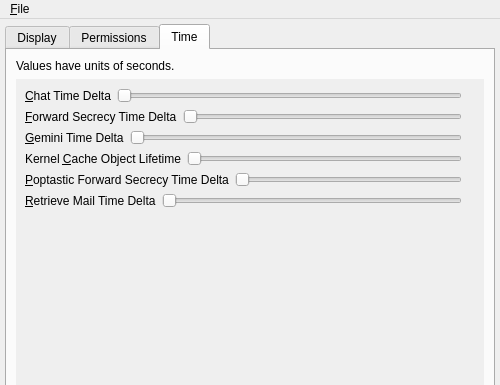
The window that branches/trunk/GoldBug-UI/options.ui (textbrowser/spot-on) describes before a commit, drawn with Qt 5; both pictures show x 0 to 500 and y 0 to 385 of the 500 by 610 pixel window.
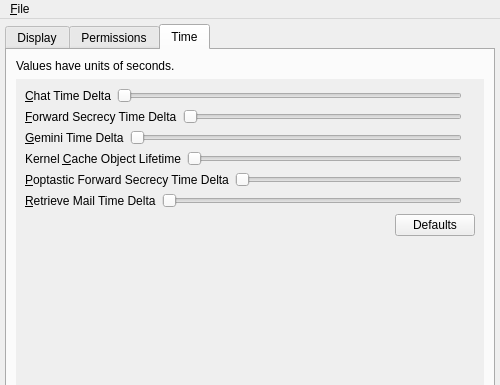
The same window after the commit. The open tabs and pages were chosen to show the change. Icons and pictures are not drawn.

Commit message: Time slider defaults. Tool tips.

Patch:
```diff
--- a/branches/trunk/GoldBug-UI/options.ui
+++ b/branches/trunk/GoldBug-UI/options.ui
@@ -1637,8 +1637,8 @@
             <rect>
              <x>0</x>
              <y>0</y>
-             <width>316</width>
-             <height>180</height>
+             <width>276</width>
+             <height>209</height>
             </rect>
            </property>
            <layout class="QVBoxLayout" name="verticalLayout_24">
@@ -1822,6 +1822,30 @@
               </item>
              </layout>
             </item>
+            <item>
+             <layout class="QHBoxLayout" name="horizontalLayout_13">
+              <item>
+               <spacer name="horizontalSpacer_7">
+                <property name="orientation">
+                 <enum>Qt::Horizontal</enum>
+                </property>
+                <property name="sizeHint" stdset="0">
+                 <size>
+                  <width>40</width>
+                  <height>20</height>
+                 </size>
+                </property>
+               </spacer>
+              </item>
+              <item>
+               <widget class="QPushButton" name="defaults">
+                <property name="text">
+                 <string>Defaults</string>
+                </property>
+               </widget>
+              </item>
+             </layout>
+            </item>
             <item>
              <spacer name="verticalSpacer_3">
               <property name="orientation">
```
Left out of the diff: 10 changed lines with no effect on the pictures. The commit also changes 13 other files.
